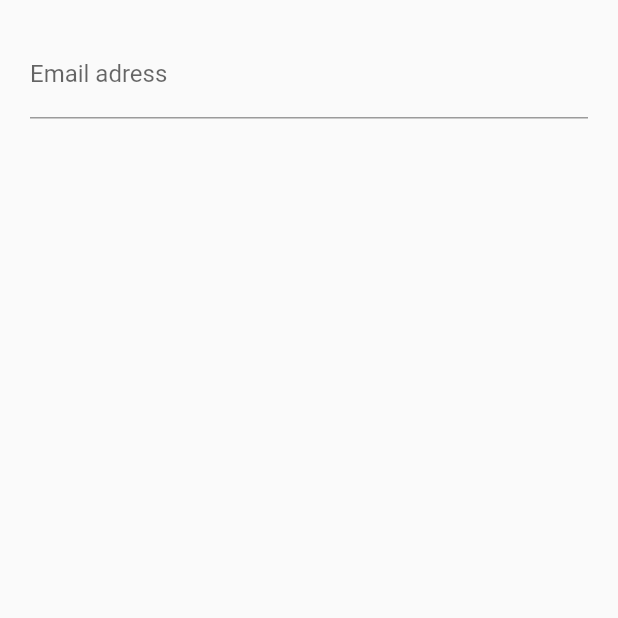
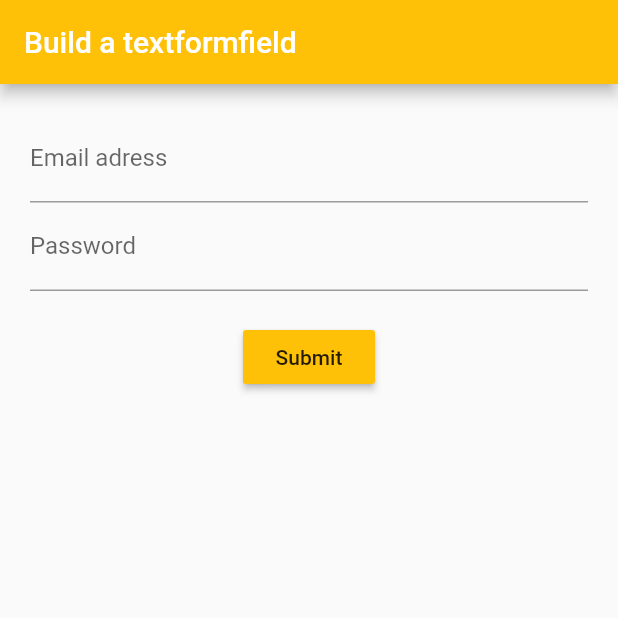
Before and after one commit to gussouzauni/module-flutter-02, a Flutter app: the screen it shows after launch, on a phone screen of 412 x 824 dp, the top half of it. Run offline on Flutter 3.47's test engine with Material 2 defaults, Android fonts, the phone set to English and light mode, and no system bars.

Commit message:
build the submitbutton widget

```diff
--- a/lib/src/app.dart
+++ b/lib/src/app.dart
@@ -6,6 +6,10 @@ class App extends StatelessWidget {
     return MaterialApp(
       title: 'Log me In!',
       home: Scaffold(
+        appBar: AppBar(
+          title: Text('Build a textformfield'),
+          backgroundColor: Colors.amber,
+        ),
         body: LoginScreen(),
       ),
     );
--- a/lib/src/screens/login_screen.dart
+++ b/lib/src/screens/login_screen.dart
@@ -14,8 +14,11 @@ class LoginScreenState extends State<LoginScreen> {
         child: Column(
           children: [
             emailfield(),
-            //passwordField(),
-            // submitButton(),
+            passwordfield(),
+            Container(
+              margin: EdgeInsets.all(10.0),
+            ),
+            submitButton(),
           ],
         ),
       ),
@@ -41,5 +44,13 @@ Widget passwordfield() {
       labelText: 'Password',
       hintText: 'Password',
     ),
-  )
+  );
 }
+
+Widget submitButton() {
+  return RaisedButton(
+    color: Colors.amber,
+    child: Text('Submit'),
+    onPressed: () {},
+  );
+}
```
